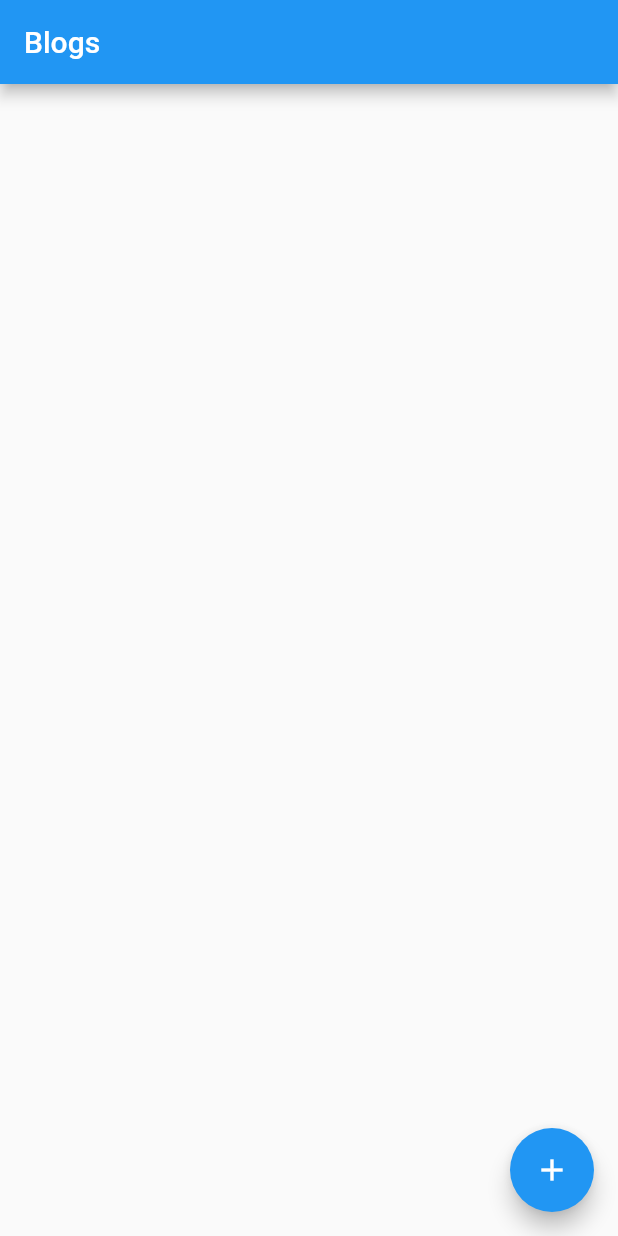
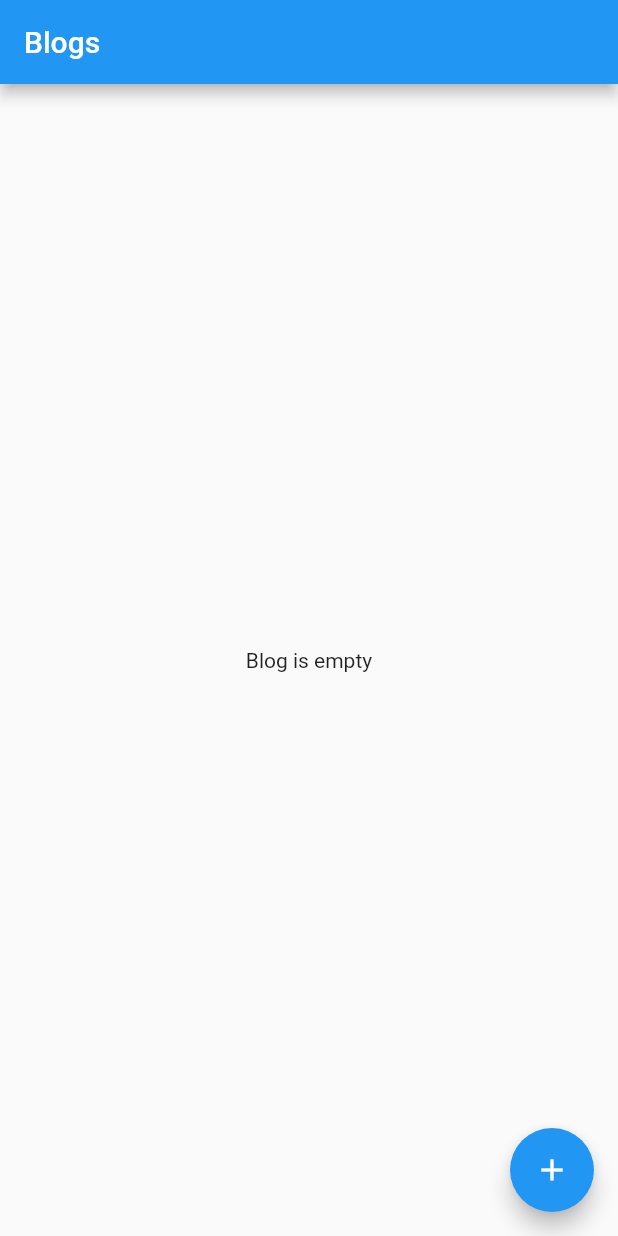
Before and after one commit to vineeth2768/Blog_app, a Flutter app: the screen it shows after launch, on a phone screen of 412 x 824 dp. Run offline on Flutter 3.47's test engine with Material 2 defaults, Android fonts, the phone set to English and light mode, and no system bars; our stand-ins replace image_picker.

Commit message:
Last Commit

```diff
--- a/lib/model/blog_model.dart
+++ b/lib/model/blog_model.dart
@@ -2,10 +2,12 @@ class BlogModel {
   final int? id;
   final String title;
   final String blogContent;
+  final String? image;
 
   BlogModel({
     this.id,
     required this.title,
     required this.blogContent,
+    this.image,
   });
 }
--- a/lib/screens/screen_home/screen_home.dart
+++ b/lib/screens/screen_home/screen_home.dart
@@ -10,13 +10,6 @@ class ScreenHome extends StatelessWidget {
   @override
   Widget build(BuildContext context) {
     return Scaffold(
-      floatingActionButton: FloatingActionButton(
-        onPressed: () {
-          Provider.of<BlogService>(context, listen: false).id = 0;
-          Navigator.pushNamed(context, routeCreateBlog);
-        },
-        child: const Icon(Icons.add),
-      ),
       appBar: AppBar(
         title: const Text("Blogs"),
       ),
@@ -24,7 +17,8 @@ class ScreenHome extends StatelessWidget {
         builder: (context, _, __) {
           final List<BlogModel> blogs = Provider.of<BlogService>(context).state;
 
-          return ListView.builder(
+          return blogs.isNotEmpty
+              ? ListView.builder(
                   itemBuilder: (context, index) {
                     final BlogModel blog = blogs[index];
                     return Card(
@@ -38,14 +32,17 @@ class ScreenHome extends StatelessWidget {
                         trailing: Row(
                           mainAxisSize: MainAxisSize.min,
                           children: [
+                            //========== Button Edit =============
                             IconButton(
                               onPressed: () {
-                          Provider.of<BlogService>(context, listen: false).id =
-                              blog.id!;
+                                Provider.of<BlogService>(context, listen: false)
+                                    .id = blog.id!;
                                 Navigator.pushNamed(context, routeCreateBlog);
                               },
                               icon: const Icon(Icons.edit),
                             ),
+
+                            //========== Button Delete =============
                             IconButton(
                               onPressed: () {
                                 Provider.of<BlogService>(context, listen: false)
@@ -64,8 +61,18 @@ class ScreenHome extends StatelessWidget {
                     );
                   },
                   itemCount: blogs.length,
+                )
+              : const Center(
+                  child: Text('Blog is empty'),
                 );
         },
+      ),
+      floatingActionButton: FloatingActionButton(
+        onPressed: () {
+          Provider.of<BlogService>(context, listen: false).id = 0;
+          Navigator.pushNamed(context, routeCreateBlog);
+        },
+        child: const Icon(Icons.add),
       ),
     );
   }
--- a/lib/service/service.dart
+++ b/lib/service/service.dart
@@ -4,27 +4,35 @@ import 'package:flutter/cupertino.dart';
 class BlogService extends ChangeNotifier {
   List<BlogModel> state = [];
   int id = 0;
-
+  ///// Add Blog
   void addBlog(BlogModel blog) {
     final int id = state.length + 1;
-    final BlogModel newBlog =
-        BlogModel(id: id, title: blog.title, blogContent: blog.blogContent);
+    final BlogModel newBlog = BlogModel(
+      id: id,
+      title: blog.title,
+      blogContent: blog.blogContent,
+      image: blog.image,
+    );
     state.add(newBlog);
     notifyListeners();
   }
 
+  //// Update Blog
   void updateBlog(BlogModel blog) {
     final int index = state.indexWhere((element) => element.id == blog.id);
     state[index] = blog;
     notifyListeners();
   }
 
+  /// Delete Blog
   void deleteBlog(BlogModel blog) {
     state.removeWhere((element) => element.id == blog.id);
     notifyListeners();
   }
 
+  /// View Blog
   BlogModel? get viewBlog {
+    // if id is zero reutnr null otherwise return blog
     return id != 0
         ? state.where((element) => element.id == id).toList().first
         : null;
```
Also changed, not shown: lib/screens/screen_create_blog/screen_create_blog.dart (+40 -13 lines), lib/screens/screen_view_blog/screen_view_blog.dart (+13 -0 lines). Lines whose indentation alone changed are shown as unchanged.
